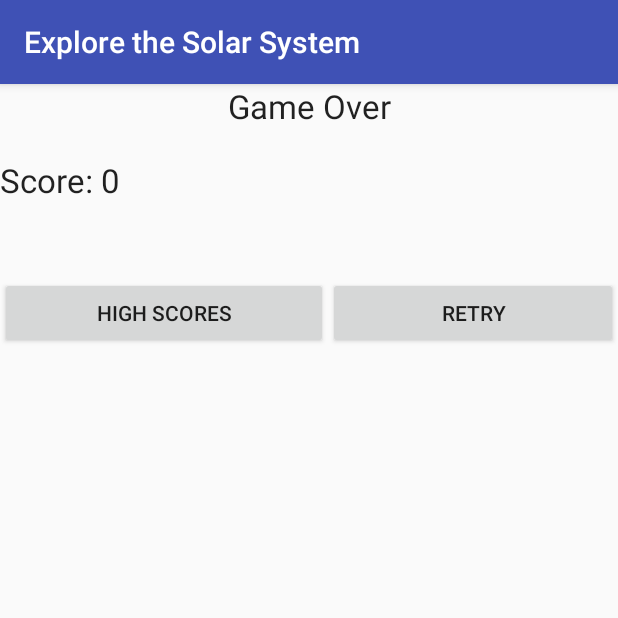
After one commit to Kyle-Hess/SolarSystemEducationalApp, an Android app: the GameOver screen opened directly, with no data from a screen before it, on a phone screen of 412 x 824 dp, the top half of it. The commit adds this screen. Run offline under Robolectric (Android 15) with nearby library versions, the phone set to English and light mode, and no system bars.

Commit message:
added: -Game over screen

```diff
--- /dev/null
+++ b/app/src/main/java/com/example/kyle/solarsystemeducationalapp/GameOver.java
@@ -0,0 +1,59 @@
+package com.example.kyle.solarsystemeducationalapp;
+
+import android.content.Intent;
+import android.hardware.SensorEvent;
+import android.support.v7.app.AppCompatActivity;
+import android.os.Bundle;
+import android.view.View;
+import android.widget.Button;
+import android.widget.TextView;
+
+public class GameOver extends AppCompatActivity {
+
+    private int hScore;
+    private Button highScore;
+    private Button retry;
+    private TextView finalScore;
+
+    @Override
+    protected void onCreate(Bundle savedInstanceState) {
+        super.onCreate(savedInstanceState);
+        setContentView(R.layout.activity_game_over);
+
+        highScore = (Button) findViewById(R.id.highScore);
+        retry = (Button) findViewById(R.id.retry);
+        finalScore = (TextView) findViewById(R.id.finalScore);
+
+        Intent intent = getIntent();
+        hScore = intent.getIntExtra("score",0);
+
+        finalScore.setText("Score: " + String.valueOf(hScore));
+
+        highScore.setOnClickListener(onClickListener);
+        retry.setOnClickListener(onClickListener);
+
+    }
+
+    View.OnClickListener onClickListener = new View.OnClickListener() {
+        @Override
+        public void onClick(View v) {
+
+            switch (v.getId()){
+                case R.id.highScore:
+                    Intent hIntent = new Intent(GameOver.this, HighScoresActivity.class);
+                    startActivity(hIntent);
+                    break;
+                case R.id.retry:
+                    Intent rIntent = new Intent(GameOver.this, GameActivity.class);
+                    startActivity(rIntent);
+                    break;
+                default:
+                    break;
+
+
+            }
+
+        }
+    };
+
+}
--- /dev/null
+++ b/app/src/main/res/layout/activity_game_over.xml
@@ -0,0 +1,46 @@
+<?xml version="1.0" encoding="utf-8"?>
+<LinearLayout xmlns:android="http://schemas.android.com/apk/res/android"
+    xmlns:app="http://schemas.android.com/apk/res-auto"
+    xmlns:tools="http://schemas.android.com/tools"
+    android:layout_width="match_parent"
+    android:layout_height="match_parent"
+    android:orientation="vertical"
+    tools:context="com.example.kyle.solarsystemeducationalapp.GameOver">
+
+    <TextView
+        android:id="@+id/textView"
+        android:layout_width="match_parent"
+        android:layout_height="wrap_content"
+        android:layout_marginBottom="20sp"
+        android:gravity="center_horizontal"
+        android:text="Game Over"
+        android:textAppearance="@style/TextAppearance.AppCompat.Large" />
+
+    <TextView
+        android:id="@+id/finalScore"
+        android:layout_width="match_parent"
+        android:layout_height="wrap_content"
+        android:layout_marginBottom="50sp"
+        android:text="Score: "
+        android:textAppearance="@style/TextAppearance.AppCompat.Large" />
+
+    <LinearLayout
+        android:layout_width="match_parent"
+        android:layout_height="match_parent"
+        android:orientation="horizontal">
+
+        <Button
+            android:id="@+id/highScore"
+            android:layout_width="wrap_content"
+            android:layout_height="wrap_content"
+            android:layout_weight="1"
+            android:text="High Scores" />
+
+        <Button
+            android:id="@+id/retry"
+            android:layout_width="wrap_content"
+            android:layout_height="wrap_content"
+            android:layout_weight="1"
+            android:text="Retry" />
+    </LinearLayout>
+</LinearLayout>
--- a/app/src/main/res/layout/activity_main.xml
+++ b/app/src/main/res/layout/activity_main.xml
@@ -27,11 +27,6 @@
                 android:layout_height="wrap_content"
                 app:srcCompat="@drawable/mercury" />
 
-            <ImageView
-                android:id="@+id/imageView7"
-                android:layout_width="match_parent"
-                android:layout_height="wrap_content"
-                app:srcCompat="@drawable/venus" />
         </LinearLayout>
     </HorizontalScrollView>
 
```
Also changed, not shown: app/src/main/AndroidManifest.xml (+6 -7 lines), app/src/main/java/com/example/kyle/solarsystemeducationalapp/GameActivity.java (+9 -3 lines), app/src/main/java/com/example/kyle/solarsystemeducationalapp/SettingsActivity.java (+9 -0 lines), app/src/main/res/layout/activity_settings.xml (+36 -2 lines), app/src/main/res/drawable/planet_unknown.png (added).
